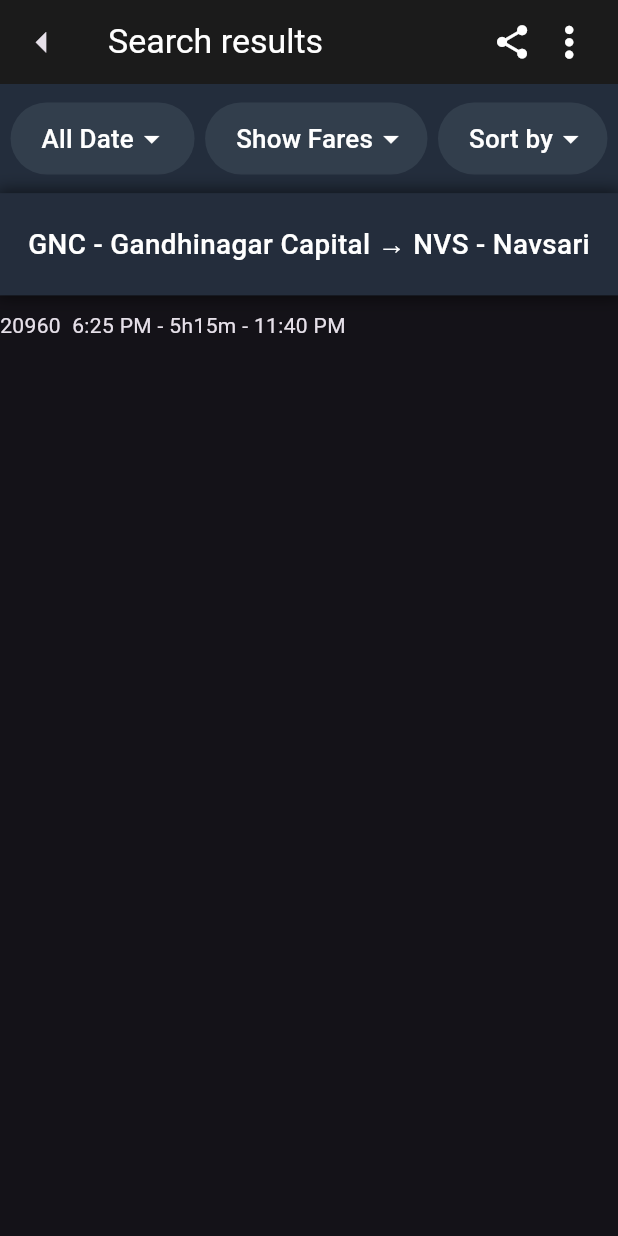
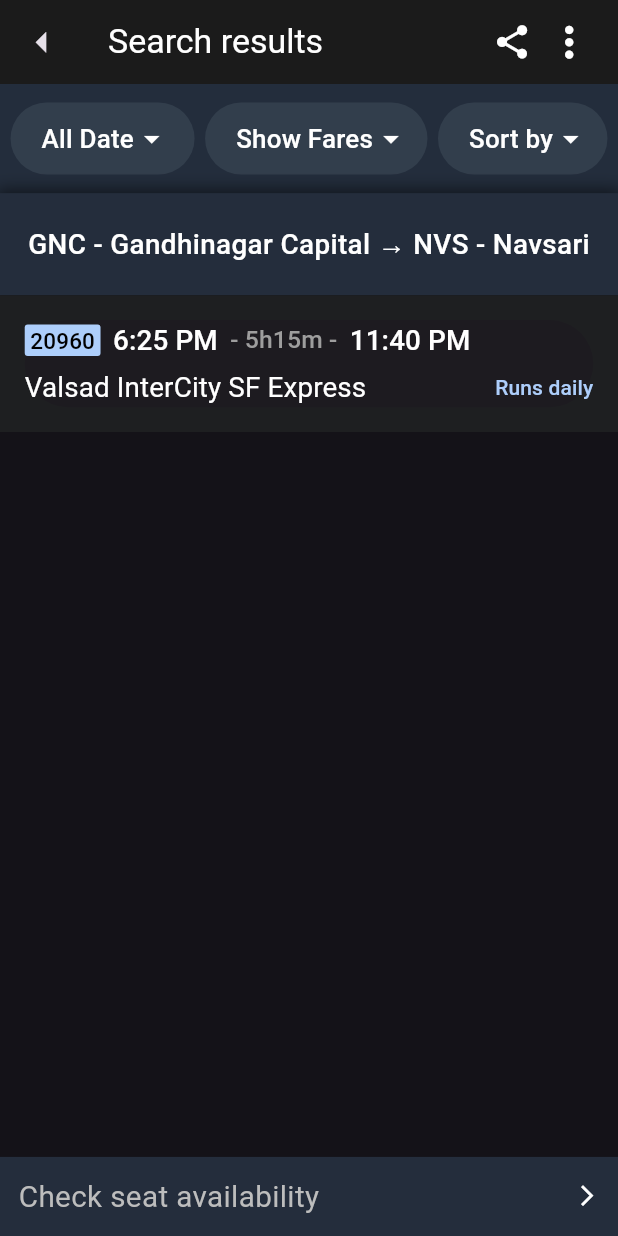
Before and after one commit to AnshMNSoni/Where-is-my-Train-Clone, a Flutter app: the TrainRoutePage screen opened directly, on a phone screen of 412 x 824 dp. Run offline on Flutter 3.47's test engine with Material 3 defaults, Android fonts, the phone set to English and light mode, and no system bars; our stand-ins replace animated_splash_screen.

Commit message:
search results completed

```diff
--- a/app_clone/lib/pages/trainroutes.dart
+++ b/app_clone/lib/pages/trainroutes.dart
@@ -57,7 +57,9 @@ class _TrainRoutePageState extends State<TrainRoutePage> {
         ),
         backgroundColor: Color(0xFF1b1b1b),
       ),
-      body: Column(
+      body: Stack(
+        children: [
+          Column(
             crossAxisAlignment: CrossAxisAlignment.start,
             children: [
               Container(
@@ -71,7 +73,10 @@ class _TrainRoutePageState extends State<TrainRoutePage> {
                         color: Color(0xFF323e4c),
                         borderRadius: BorderRadius.circular(40),
                       ),
-                  margin: EdgeInsets.only(top: h * 0.015, bottom: h * 0.015),
+                      margin: EdgeInsets.only(
+                        top: h * 0.015,
+                        bottom: h * 0.015,
+                      ),
                       padding: EdgeInsets.only(left: w * 0.05, right: w * 0.04),
                       child: DropdownButton<String>(
                         underline: SizedBox.shrink(),
@@ -103,7 +108,10 @@ class _TrainRoutePageState extends State<TrainRoutePage> {
                         color: Color(0xFF323e4c),
                         borderRadius: BorderRadius.circular(40),
                       ),
-                  margin: EdgeInsets.only(top: h * 0.015, bottom: h * 0.015),
+                      margin: EdgeInsets.only(
+                        top: h * 0.015,
+                        bottom: h * 0.015,
+                      ),
                       padding: EdgeInsets.only(left: w * 0.05, right: w * 0.03),
                       child: DropdownButton<String>(
                         underline: SizedBox.shrink(),
@@ -135,7 +143,10 @@ class _TrainRoutePageState extends State<TrainRoutePage> {
                         color: Color(0xFF323e4c),
                         borderRadius: BorderRadius.circular(40),
                       ),
-                  margin: EdgeInsets.only(top: h * 0.015, bottom: h * 0.015),
+                      margin: EdgeInsets.only(
+                        top: h * 0.015,
+                        bottom: h * 0.015,
+                      ),
                       padding: EdgeInsets.only(left: w * 0.05, right: w * 0.03),
                       child: DropdownButton<String>(
                         underline: SizedBox.shrink(),
@@ -189,9 +200,129 @@ class _TrainRoutePageState extends State<TrainRoutePage> {
                 ),
               ),
 
-          SizedBox(height: 10),
+              Container(
+                padding: EdgeInsets.all(w * 0.04),
+                decoration: BoxDecoration(color: Color(0xFF1e1f21)),
+                child: ElevatedButton(
+                  style: ElevatedButton.styleFrom(
+                    padding: EdgeInsets.zero,
+                    elevation: 0,
+                  ),
+                  onPressed: () {},
+                  child: Column(
+                    children: [
+                      Row(
+                        children: [
+                          Container(
+                            decoration: BoxDecoration(
+                              color: AppColors.tagColor,
+                              borderRadius: BorderRadius.circular(2),
+                            ),
+                            padding: EdgeInsets.only(
+                              left: w * 0.009,
+                              right: w * 0.009,
+                            ),
+                            child: Text(
+                              "20960",
+                              style: TextStyle(
+                                color: Colors.black,
+                                fontSize: 15,
+                              ),
+                            ),
+                          ),
 
-          Text('20960  6:25 PM - 5h15m - 11:40 PM'),
+                          SizedBox(width: w * 0.02),
+
+                          Text(
+                            '6:25 PM',
+                            style: TextStyle(
+                              color: Colors.white,
+                              fontSize: w * 0.045,
+                              fontWeight: FontWeight.w500,
+                            ),
+                          ),
+
+                          SizedBox(width: w * 0.02),
+
+                          Text(
+                            '- 5h15m -',
+                            style: TextStyle(
+                              color: Colors.grey.shade500,
+                              fontSize: w * 0.04,
+                              fontWeight: FontWeight.w500,
+                            ),
+                          ),
+
+                          SizedBox(width: w * 0.02),
+
+                          Text(
+                            '11:40 PM',
+                            style: TextStyle(
+                              color: Colors.white,
+                              fontSize: w * 0.045,
+                              fontWeight: FontWeight.w500,
+                            ),
+                          ),
+                        ],
+                      ),
+
+                      SizedBox(height: h * 0.005),
+
+                      Row(
+                        mainAxisAlignment: MainAxisAlignment.spaceBetween,
+                        children: [
+                          Text(
+                            "Valsad InterCity SF Express",
+                            style: TextStyle(
+                              color: Colors.white,
+                              fontSize: w * 0.045,
+                              fontWeight: FontWeight.w400,
+                            ),
+                          ),
+
+                          Text(
+                            "Runs daily",
+                            style: TextStyle(color: AppColors.tagColor),
+                          ),
+                        ],
+                      ),
+                    ],
+                  ),
+                ),
+              ),
+            ],
+          ),
+
+          Positioned(
+            bottom: 0,
+            child: Container(
+              padding: EdgeInsets.all(w * 0.03),
+              width: w,
+              decoration: BoxDecoration(color: Color(0xFF242d3c)),
+              child: Column(
+                crossAxisAlignment: CrossAxisAlignment.end,
+                children: [
+                  Row(
+                    mainAxisAlignment: MainAxisAlignment.spaceBetween,
+                    children: [
+                      Text(
+                        "Check seat availability",
+                        style: TextStyle(
+                          color: Colors.grey.shade400,
+                          fontSize: w * 0.048,
+                        ),
+                      ),
+                      Icon(
+                        Icons.arrow_forward_ios,
+                        size: w * 0.04,
+                        color: Colors.white,
+                      ),
+                    ],
+                  ),
+                ],
+              ),
+            ),
+          ),
         ],
       ),
     );
```
Lines whose indentation alone changed are shown as unchanged.
